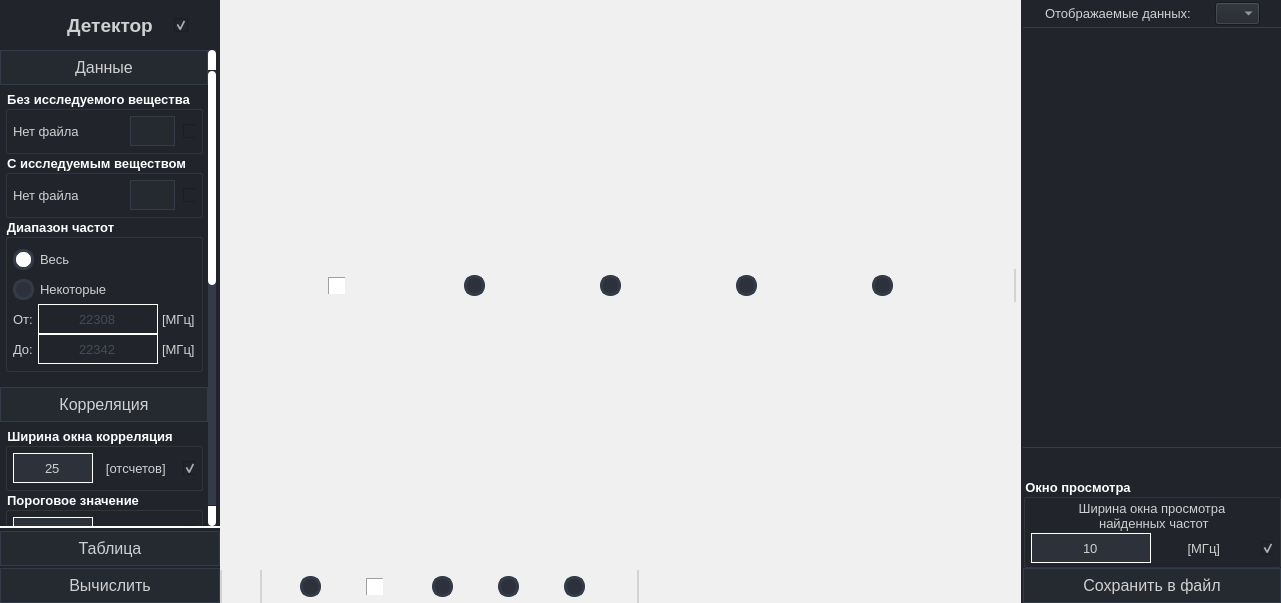
Before: the Qt Designer form gui.ui in SkorEgor/Detector-Correlation, drawn with Qt 5.
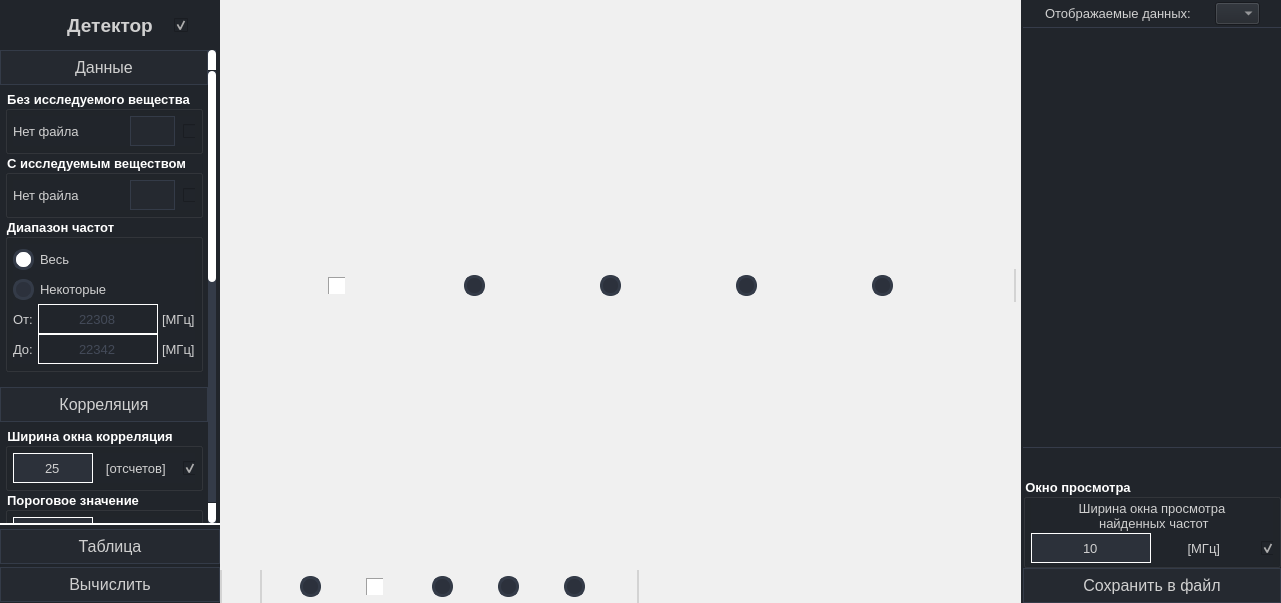
After: the same form once the commit is applied. Icons and pictures are not drawn.

```diff
--- a/gui.ui
+++ b/gui.ui
@@ -491,7 +491,7 @@
                <property name="geometry">
                 <rect>
                  <x>0</x>
-                 <y>0</y>
+                 <y>-414</y>
                  <width>208</width>
                  <height>890</height>
                 </rect>
@@ -3503,7 +3503,7 @@
            <property name="minimumSize">
             <size>
              <width>0</width>
-             <height>40</height>
+             <height>80</height>
             </size>
            </property>
            <property name="styleSheet">
```
Left out of the diff: 2 changed lines with no effect on the pictures.
